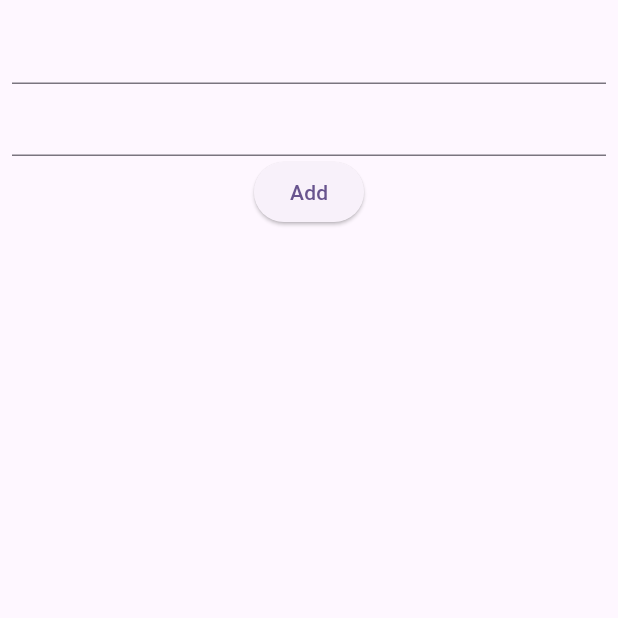
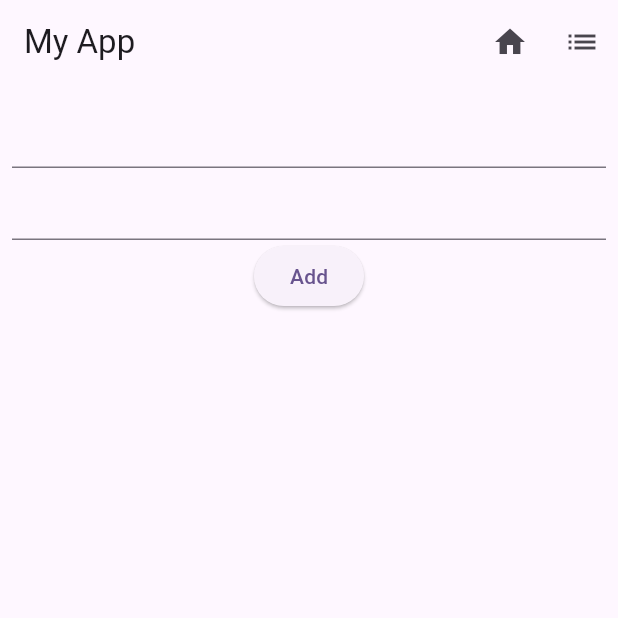
Before and after one commit to kei-kusanagi/hive_contact_list, a Flutter app: the screen it shows after launch, after a tap on "Add", on a phone screen of 412 x 824 dp, the top half of it. Run offline on Flutter 3.47's test engine with Material 2 defaults, Android fonts, the phone set to English and light mode, and no system bars; our stand-ins replace hive_flutter; accounts and stored records are empty.

```diff
--- a/lib/contact.dart
+++ b/lib/contact.dart
@@ -12,3 +12,15 @@ class Contact extends HiveObject {
   @HiveField(1)
   final String number;
 }
+
+@HiveType(typeId: 1)
+class ShoppingList extends HiveObject {
+  @HiveField(0)
+  late String nombre;
+
+  @HiveField(1)
+  late String tienda;
+
+  @HiveField(2)
+  late List<Map<String, dynamic>> objetosAsociados;
+}
--- a/lib/screens/home_page.dart
+++ b/lib/screens/home_page.dart
@@ -1,6 +1,6 @@
 import 'package:flutter/material.dart';
-import 'package:hive_todolist_yt/contact.dart';
-import 'package:hive_todolist_yt/hive_data.dart';
+import 'package:hive_todolist_yt/screens/todo_page.dart';
+import 'package:hive_todolist_yt/screens/list_page.dart';
 
 class MyHomePage extends StatefulWidget {
   const MyHomePage({super.key});
@@ -10,67 +10,45 @@ class MyHomePage extends StatefulWidget {
 }
 
 class _MyHomePageState extends State<MyHomePage> {
-  final TextEditingController controller = TextEditingController();
-  final TextEditingController numberController = TextEditingController();
-  final HiveData hiveData = const HiveData();
-  List<Contact> contacts = [];
+  int _selectedIndex = 0;
 
-  @override
-  void initState() {
-    getData();
-    super.initState();
-  }
-
-  @override
-  void dispose() {
-    controller.dispose();
-    numberController.dispose();
-    super.dispose();
-  }
-
-  Future<void> getData() async {
-    contacts = await hiveData.contacts;
-    setState(() {});
-  }
+  final List<Widget> _pages = [
+    TodoListPage(),
+    MyListPage(),
+  ];
 
   @override
   Widget build(BuildContext context) {
-    return Scaffold(
-      body: Padding(
-        padding: EdgeInsets.all(8.0),
-        child: Column(
-          children: [
-            TextFormField(
-              controller: controller,
+    return MaterialApp(
+      debugShowCheckedModeBanner: false,
+      title: 'Flutter Demo',
+      theme: ThemeData(
+        colorScheme: ColorScheme.fromSeed(seedColor: Colors.deepPurple),
+        useMaterial3: true,
+      ),
+      home: Scaffold(
+        appBar: AppBar(
+          title: const Text('My App'),
+          actions: [
+            IconButton(
+              icon: Icon(Icons.home),
+              onPressed: () {
+                setState(() {
+                  _selectedIndex = 0;
+                });
+              },
             ),
-            TextFormField(
-              controller: numberController,
-            ),
-            ElevatedButton(
-                onPressed: () async {
-                  await hiveData
-                      .saveContact(
-                        Contact(
-                            name: controller.text,
-                            number: numberController.text),
-                      )
-                      .then((value) => print(value));
-                  await getData();
-                },
-                child: const Text('Add')),
-            Expanded(
-              child: ListView.builder(
-                itemCount: contacts.length ?? 0,
-                itemBuilder: (context, index) {
-                  return ListTile(
-                    title: Text(contacts![index].name),
-                    subtitle: Text(contacts![index].number),
-                  );
-                },
-              ),
+            IconButton(
+              icon: Icon(Icons.list),
+              onPressed: () {
+                setState(() {
+                  _selectedIndex = 1;
+                });
+              },
             ),
           ],
         ),
+        body: _pages[_selectedIndex],
       ),
     );
   }
--- /dev/null
+++ b/lib/screens/todo_page.dart
@@ -0,0 +1,77 @@
+import 'package:flutter/material.dart';
+import 'package:hive_todolist_yt/contact.dart';
+import 'package:hive_todolist_yt/hive_data.dart';
+
+class TodoListPage extends StatefulWidget {
+  const TodoListPage({Key? key}) : super(key: key);
+
+  @override
+  State<TodoListPage> createState() => _TodoListPageState();
+}
+
+class _TodoListPageState extends State<TodoListPage> {
+  final TextEditingController controller = TextEditingController();
+  final TextEditingController numberController = TextEditingController();
+  final HiveData hiveData = const HiveData();
+  List<Contact> contacts = [];
+
+  @override
+  void initState() {
+    getData();
+    super.initState();
+  }
+
+  @override
+  void dispose() {
+    controller.dispose();
+    numberController.dispose();
+    super.dispose();
+  }
+
+  Future<void> getData() async {
+    contacts = await hiveData.contacts;
+    setState(() {});
+  }
+
+  @override
+  Widget build(BuildContext context) {
+    return Scaffold(
+      body: Padding(
+        padding: EdgeInsets.all(8.0),
+        child: Column(
+          children: [
+            TextFormField(
+              controller: controller,
+            ),
+            TextFormField(
+              controller: numberController,
+            ),
+            ElevatedButton(
+                onPressed: () async {
+                  await hiveData
+                      .saveContact(
+                        Contact(
+                            name: controller.text,
+                            number: numberController.text),
+                      )
+                      .then((value) => print(value));
+                  await getData();
+                },
+                child: const Text('Add')),
+            Expanded(
+              child: ListView.builder(
+                itemCount: contacts.length ?? 0,
+                itemBuilder: (context, index) {
+                  return ListTile(
+                    title: Text(contacts![index].name),
+                    subtitle: Text(contacts![index].number),
+                  );
+                },
+              ),
+            ),
+          ],
+        ),
+      ),
+    );
+  }
+}
```
Also changed, not shown: lib/hive_data.dart (+10 -0 lines), lib/screens/list_page.dart (added, +15 -0 lines), lib/contact.g.dart.
